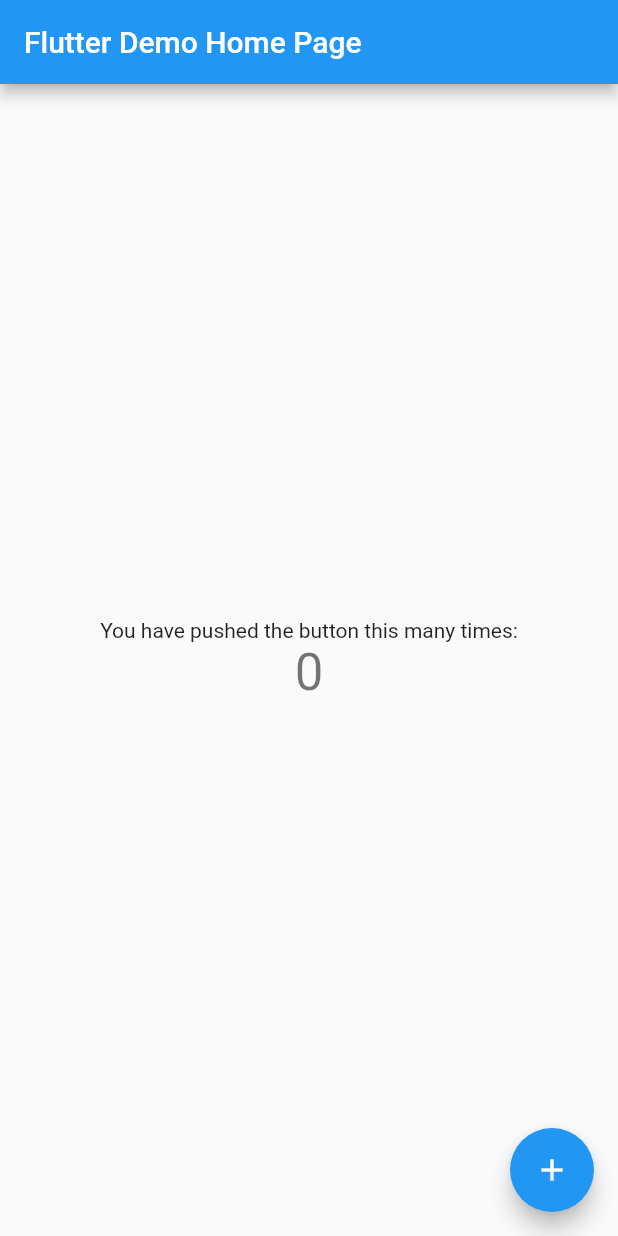
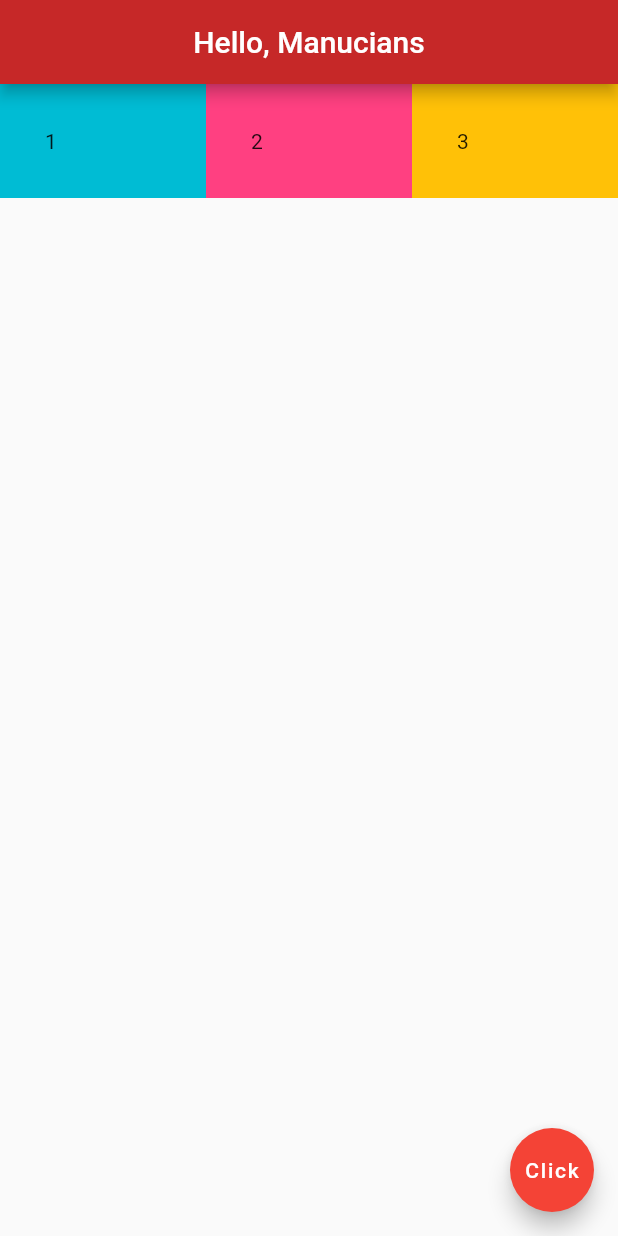
Before and after one commit to aks14075032/Flutter_App, a Flutter app: the screen it shows after launch, on a phone screen of 412 x 824 dp. Run offline on Flutter 3.47's test engine with Material 2 defaults, Android fonts, the light colour scheme and no system bars.

Commit message:
"Flutter App : Commit with row"

```diff
--- a/lib/main.dart
+++ b/lib/main.dart
@@ -1,113 +1,51 @@
 import 'package:flutter/material.dart';
 
 void main() {
-  runApp(MyApp());
+  runApp(MaterialApp(
+    home: Home()
+  ));
 }
 
-class MyApp extends StatelessWidget {
-  // This widget is the root of your application.
+class Home extends StatelessWidget {
   @override
   Widget build(BuildContext context) {
-    return MaterialApp(
-      title: 'Flutter Demo',
-      theme: ThemeData(
-        // This is the theme of your application.
-        //
-        // Try running your application with "flutter run". You'll see the
-        // application has a blue toolbar. Then, without quitting the app, try
-        // changing the primarySwatch below to Colors.green and then invoke
-        // "hot reload" (press "r" in the console where you ran "flutter run",
-        // or simply save your changes to "hot reload" in a Flutter IDE).
-        // Notice that the counter didn't reset back to zero; the application
-        // is not restarted.
-        primarySwatch: Colors.blue,
+    return Scaffold(
+      appBar: AppBar(
+        title: Text('Hello, Manucians'),
+        centerTitle: true,
+        backgroundColor: Colors.red[800],
       ),
-      home: MyHomePage(title: 'Flutter Demo Home Page'),
+      body: Row(
+        mainAxisAlignment: MainAxisAlignment.spaceEvenly,
+        children: <Widget>[
+          Expanded(
+            child: Container(
+              padding: EdgeInsets.all(30.0),
+              color: Colors.cyan,
+              child: Text('1'),
+            ),
+          ),
+          Expanded(
+            child: Container(
+              padding: EdgeInsets.all(30.0),
+              color: Colors.pinkAccent,
+              child: Text('2'),
+            ),
+          ),
+          Expanded(
+            child: Container(
+              padding: EdgeInsets.all(30.0),
+              color: Colors.amber,
+              child: Text('3'),
+            ),
+          ),
+        ],
+      ),
+      floatingActionButton: FloatingActionButton(
+        onPressed: () {  },
+        child: Text('Click'),
+        backgroundColor: Colors.red,
+      ),
     );
   }
 }
-
-class MyHomePage extends StatefulWidget {
-  MyHomePage({Key? key, required this.title}) : super(key: key);
-
-  // This widget is the home page of your application. It is stateful, meaning
-  // that it has a State object (defined below) that contains fields that affect
-  // how it looks.
-
-  // This class is the configuration for the state. It holds the values (in this
-  // case the title) provided by the parent (in this case the App widget) and
-  // used by the build method of the State. Fields in a Widget subclass are
-  // always marked "final".
-
-  final String title;
-
-  @override
-  _MyHomePageState createState() => _MyHomePageState();
-}
-
-class _MyHomePageState extends State<MyHomePage> {
-  int _counter = 0;
-
-  void _incrementCounter() {
-    setState(() {
-      // This call to setState tells the Flutter framework that something has
-      // changed in this State, which causes it to rerun the build method below
-      // so that the display can reflect the updated values. If we changed
-      // _counter without calling setState(), then the build method would not be
-      // called again, and so nothing would appear to happen.
-      _counter++;
-    });
-  }
-
-  @override
-  Widget build(BuildContext context) {
-    // This method is rerun every time setState is called, for instance as done
-    // by the _incrementCounter method above.
-    //
-    // The Flutter framework has been optimized to make rerunning build methods
-    // fast, so that you can just rebuild anything that needs updating rather
-    // than having to individually change instances of widgets.
-    return Scaffold(
-      appBar: AppBar(
-        // Here we take the value from the MyHomePage object that was created by
-        // the App.build method, and use it to set our appbar title.
-        title: Text(widget.title),
-      ),
-      body: Center(
-        // Center is a layout widget. It takes a single child and positions it
-        // in the middle of the parent.
-        child: Column(
-          // Column is also a layout widget. It takes a list of children and
-          // arranges them vertically. By default, it sizes itself to fit its
-          // children horizontally, and tries to be as tall as its parent.
-          //
-          // Invoke "debug painting" (press "p" in the console, choose the
-          // "Toggle Debug Paint" action from the Flutter Inspector in Android
-          // Studio, or the "Toggle Debug Paint" command in Visual Studio Code)
-          // to see the wireframe for each widget.
-          //
-          // Column has various properties to control how it sizes itself and
-          // how it positions its children. Here we use mainAxisAlignment to
-          // center the children vertically; the main axis here is the vertical
-          // axis because Columns are vertical (the cross axis would be
-          // horizontal).
-          mainAxisAlignment: MainAxisAlignment.center,
-          children: <Widget>[
-            Text(
-              'You have pushed the button this many times:',
-            ),
-            Text(
-              '$_counter',
-              style: Theme.of(context).textTheme.headline4,
-            ),
-          ],
-        ),
-      ),
-      floatingActionButton: FloatingActionButton(
-        onPressed: _incrementCounter,
-        tooltip: 'Increment',
-        child: Icon(Icons.add),
-      ), // This trailing comma makes auto-formatting nicer for build methods.
-    );
-  }
-}
```
Also changed, not shown: pubspec.yaml (+6 -14 lines), fonts/IndieFlower-Regular.ttf (added).
